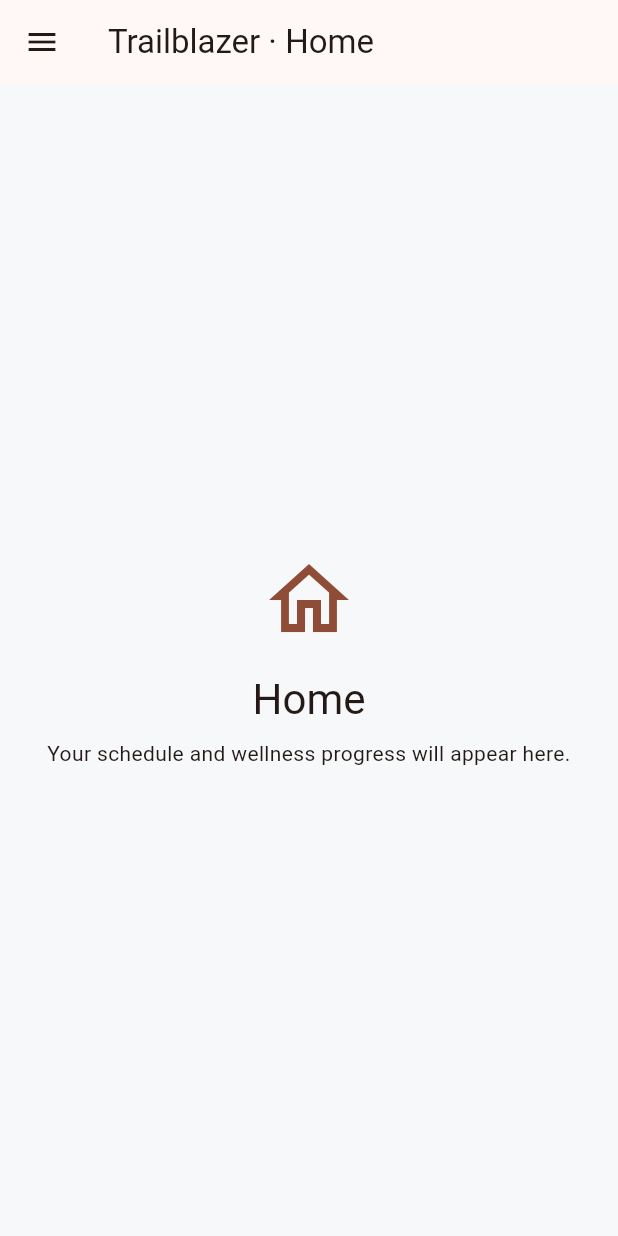
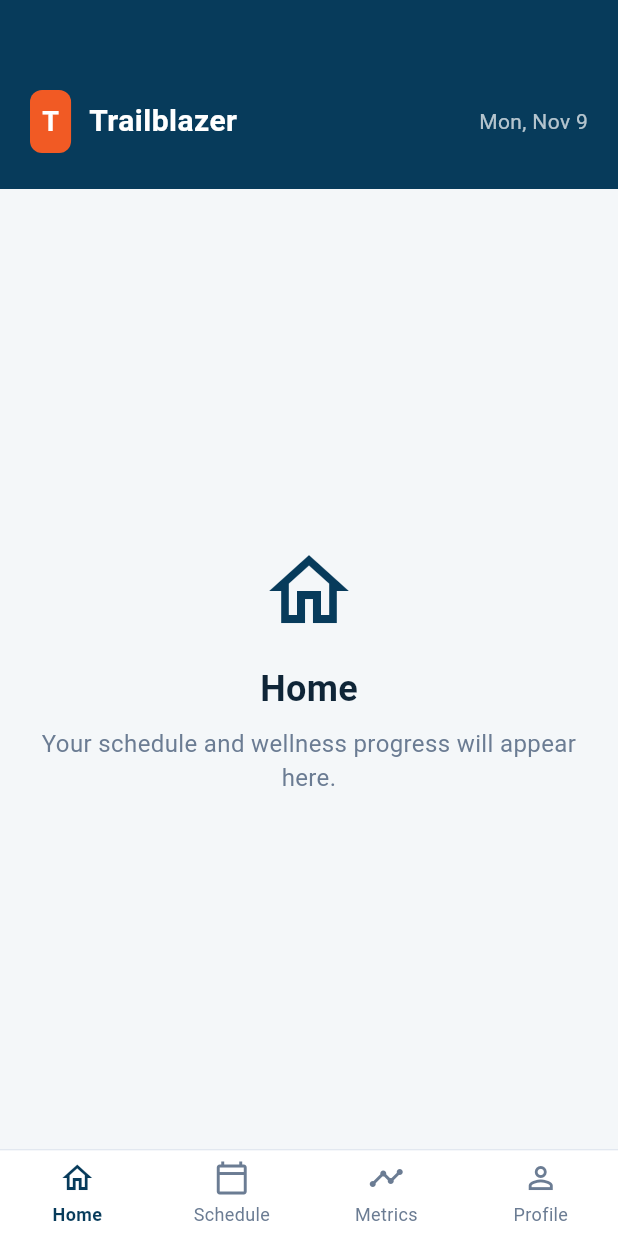
Before and after one commit to Suranjanp/trailblazers-mobile-app, a Flutter app: the screen it shows after launch, on a phone screen of 412 x 824 dp. Run offline on Flutter 3.47's test engine with Material 3 defaults, Android fonts, the phone set to English and light mode, and no system bars.

Commit message:
Made the UI match the presentation concept with plans to upgrade once we start merging the code.

```diff
--- a/lib/screens/main_screen.dart
+++ b/lib/screens/main_screen.dart
@@ -1,4 +1,5 @@
 import 'package:flutter/material.dart';
+import 'package:intl/intl.dart';
 
 class MainScreen extends StatefulWidget {
   const MainScreen({super.key});
@@ -10,62 +11,98 @@ class MainScreen extends StatefulWidget {
 class _MainScreenState extends State<MainScreen> {
   int _selectedIndex = 0;
 
+  // Change these for a default class theme
+  static const Color primaryNavy = Color(0xFF073B5B);
+  static const Color backgroundGray = Color(0xFFF4F7F9);
+  static const Color accentOrange = Color(0xFFF15A24);
+  static const Color textDark = Color(0xFF0F2537);
+  static const Color textMuted = Color(0xFF6B7C93);
+
   static const _titles = [
     'Home',
     'Schedule',
-    'Nutrition',
-    'Health',
-    'Fitness',
+    'Metrics',
     'Profile',
   ];
 
   static const _icons = [
     Icons.home_outlined,
-    Icons.calendar_month_outlined,
-    Icons.restaurant_outlined,
-    Icons.favorite_outline,
-    Icons.fitness_center,
+    Icons.calendar_today_outlined,
+    Icons.timeline_outlined, // Styled closely to the zigzag metrics icon
     Icons.person_outline,
   ];
 
   static const _descriptions = [
     'Your schedule and wellness progress will appear here.',
     'Manage your classes and weekly schedule.',
-    'Record meals, calories, and protein.',
-    'Track your water intake and sleep.',
-    'Record workouts, steps, and fitness goals.',
+    'Record meals, workouts, water intake, and fitness goals.',
     'Manage your personal information and daily targets.',
   ];
 
   @override
   Widget build(BuildContext context) {
-    return Scaffold(
-      appBar: AppBar(title: Text('Trailblazer · ${_titles[_selectedIndex]}')),
-      drawer: NavigationDrawer(
-        selectedIndex: _selectedIndex,
-        onDestinationSelected: (index) {
-          setState(() {
-            _selectedIndex = index;
-          });
+    final currentDateStr = DateFormat('E, MMM d').format(DateTime.now());
 
-          Navigator.pop(context);
-        },
+    return Theme(
+      // Applies the design's specific color palette to this screen
+      data: Theme.of(context).copyWith(
+        scaffoldBackgroundColor: backgroundGray,
+      ),
+      child: Scaffold(
+        body: Column(
           children: [
-          const Padding(
-            padding: EdgeInsets.all(24),
-            child: Text(
-              'Trailblazer',
-              style: TextStyle(fontSize: 24, fontWeight: FontWeight.bold),
+            // Custom Deep Navy Header mimicking the app's top bar
+            Container(
+              color: primaryNavy,
+              padding: const EdgeInsets.fromLTRB(20, 60, 20, 24),
+              child: Row(
+                mainAxisAlignment: MainAxisAlignment.spaceBetween,
+                children: [
+                  Row(
+                    children: [
+                      // Orange App Logo Badge
+                      Container(
+                        padding: const EdgeInsets.all(8),
+                        decoration: BoxDecoration(
+                          color: accentOrange,
+                          borderRadius: BorderRadius.circular(8),
+                        ),
+                        child: const Text(
+                          'T',
+                          style: TextStyle(
+                            color: Colors.white,
+                            fontWeight: FontWeight.bold,
+                            fontSize: 18,
                           ),
                         ),
-          for (int i = 0; i < _titles.length; i++)
-            NavigationDrawerDestination(
-              icon: Icon(_icons[i]),
-              label: Text(_titles[i]),
+                      ),
+                      const SizedBox(width: 12),
+                      // App Name
+                      const Text(
+                        'Trailblazer',
+                        style: TextStyle(
+                          color: Colors.white,
+                          fontSize: 20,
+                          fontWeight: FontWeight.bold,
+                          letterSpacing: 0.3,
+                        ),
                       ),
                     ],
                   ),
-      body: SafeArea(
+                  Text(
+                    currentDateStr,
+                    style: TextStyle(
+                      color: Colors.white70,
+                      fontSize: 14,
+                    ),
+                  ),
+                ],
+              ),
+            ),
+            // Main Content Area
+            Expanded(
+              child: SafeArea(
+                top: false, // Prevents safe area padding conflict with our custom header
                 child: Center(
                   child: Padding(
                     padding: const EdgeInsets.all(24),
@@ -75,23 +112,67 @@ class _MainScreenState extends State<MainScreen> {
                         Icon(
                           _icons[_selectedIndex],
                           size: 64,
-                  color: Theme.of(context).colorScheme.primary,
+                          color: primaryNavy,
                         ),
                         const SizedBox(height: 16),
                         Text(
                           _titles[_selectedIndex],
-                  style: Theme.of(context).textTheme.headlineMedium,
+                          style: const TextStyle(
+                            fontSize: 24,
+                            fontWeight: FontWeight.bold,
+                            color: textDark,
+                          ),
                         ),
                         const SizedBox(height: 8),
                         Text(
                           _descriptions[_selectedIndex],
                           textAlign: TextAlign.center,
+                          style: const TextStyle(
+                            color: textMuted,
+                            fontSize: 16,
+                          ),
                         ),
                       ],
                     ),
                   ),
                 ),
               ),
+            ),
+          ],
+        ),
+        // Clean Bottom Navigation Bar styled to match the image layout
+        bottomNavigationBar: Container(
+          decoration: const BoxDecoration(
+            border: Border(
+              top: BorderSide(color: Color(0xFFE2E8F0), width: 1),
+            ),
+          ),
+          child: BottomNavigationBar(
+            currentIndex: _selectedIndex,
+            onTap: (index) {
+              setState(() {
+                _selectedIndex = index;
+              });
+            },
+            type: BottomNavigationBarType.fixed,
+            backgroundColor: Colors.white,
+            selectedItemColor: primaryNavy,
+            unselectedItemColor: textMuted,
+            selectedLabelStyle: const TextStyle(fontWeight: FontWeight.bold, fontSize: 12),
+            unselectedLabelStyle: const TextStyle(fontSize: 12),
+            elevation: 0,
+            items: List.generate(_titles.length, (index) {
+              return BottomNavigationBarItem(
+                icon: Padding(
+                  padding: const EdgeInsets.only(bottom: 4.0),
+                  child: Icon(_icons[index]),
+                ),
+                label: _titles[index],
+              );
+            }),
+          ),
+        ),
+      ),
     );
   }
 }
--- a/pubspec.yaml
+++ b/pubspec.yaml
@@ -34,6 +34,7 @@ dependencies:
   # The following adds the Cupertino Icons font to your application.
   # Use with the CupertinoIcons class for iOS style icons.
   cupertino_icons: ^1.0.8
+  intl: ^0.20.3
 
 dev_dependencies:
   flutter_test:
```
Also changed, not shown: pubspec.lock. Lines whose indentation alone changed are shown as unchanged.
